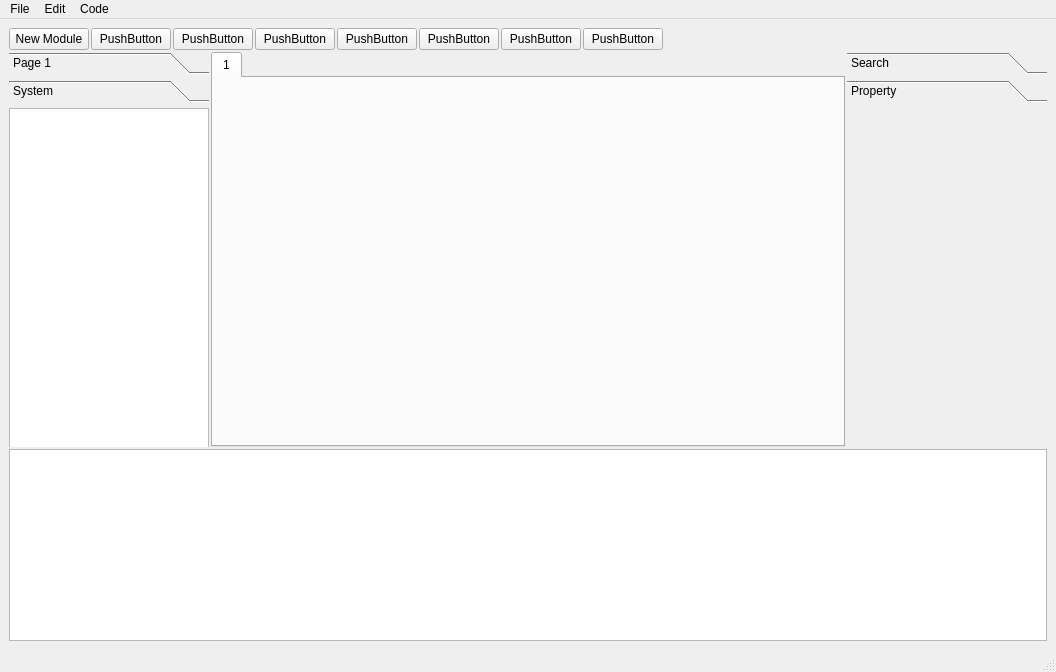
Before: the Qt Designer form src/eda_qt/mainwindow.ui in youks3/youks3, drawn with Qt 5.
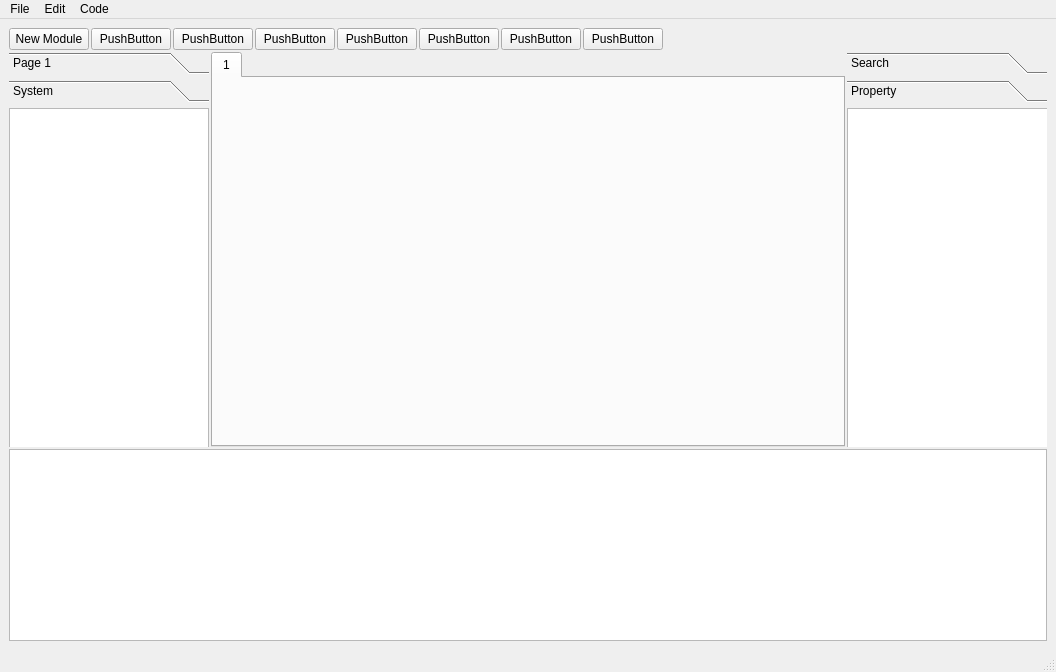
After: the same form once the commit is applied.

Diff of the .ui file:
```diff
--- a/src/eda_qt/mainwindow.ui
+++ b/src/eda_qt/mainwindow.ui
@@ -243,12 +243,37 @@
              <x>0</x>
              <y>0</y>
              <width>200</width>
-             <height>330</height>
+             <height>328</height>
             </rect>
            </property>
            <attribute name="label">
             <string>Property</string>
            </attribute>
+           <widget class="QListView" name="listView_right">
+            <property name="geometry">
+             <rect>
+              <x>0</x>
+              <y>0</y>
+              <width>201</width>
+              <height>16777215</height>
+             </rect>
+            </property>
+            <property name="sizePolicy">
+             <sizepolicy hsizetype="Preferred" vsizetype="Preferred">
+              <horstretch>0</horstretch>
+              <verstretch>0</verstretch>
+             </sizepolicy>
+            </property>
+            <property name="minimumSize">
+             <size>
+              <width>200</width>
+              <height>0</height>
+             </size>
+            </property>
+            <property name="editTriggers">
+             <set>QAbstractItemView::NoEditTriggers</set>
+            </property>
+           </widget>
           </widget>
          </widget>
         </item>
```
Left out of the diff: 8 changed lines with no effect on the pictures.
